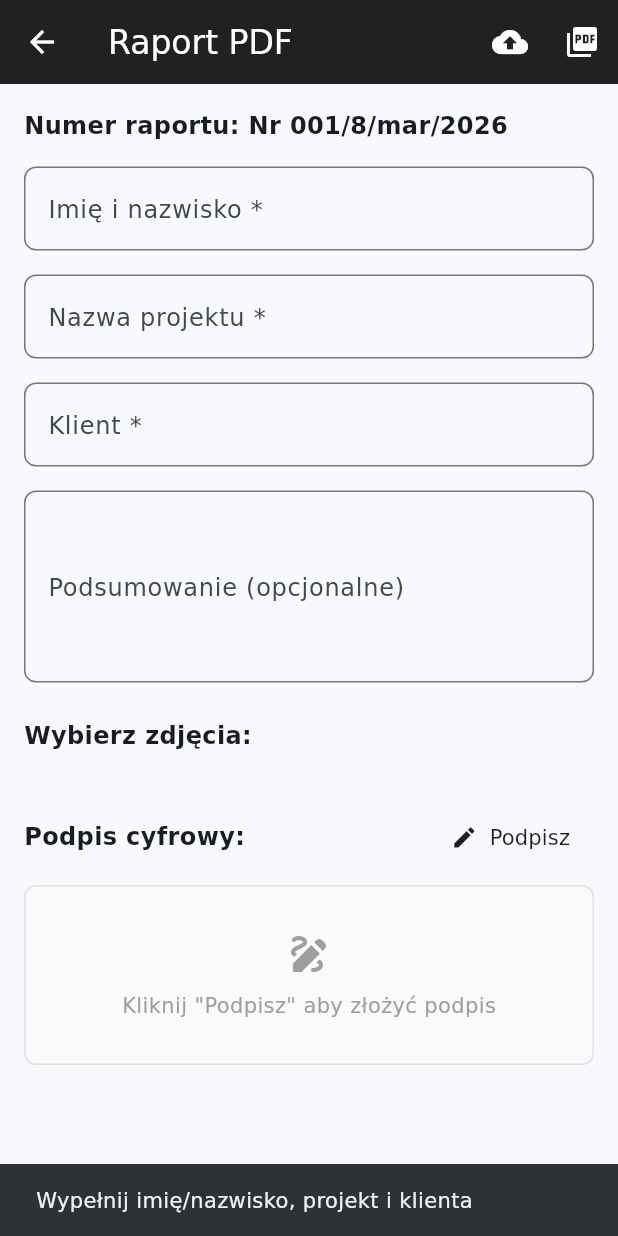
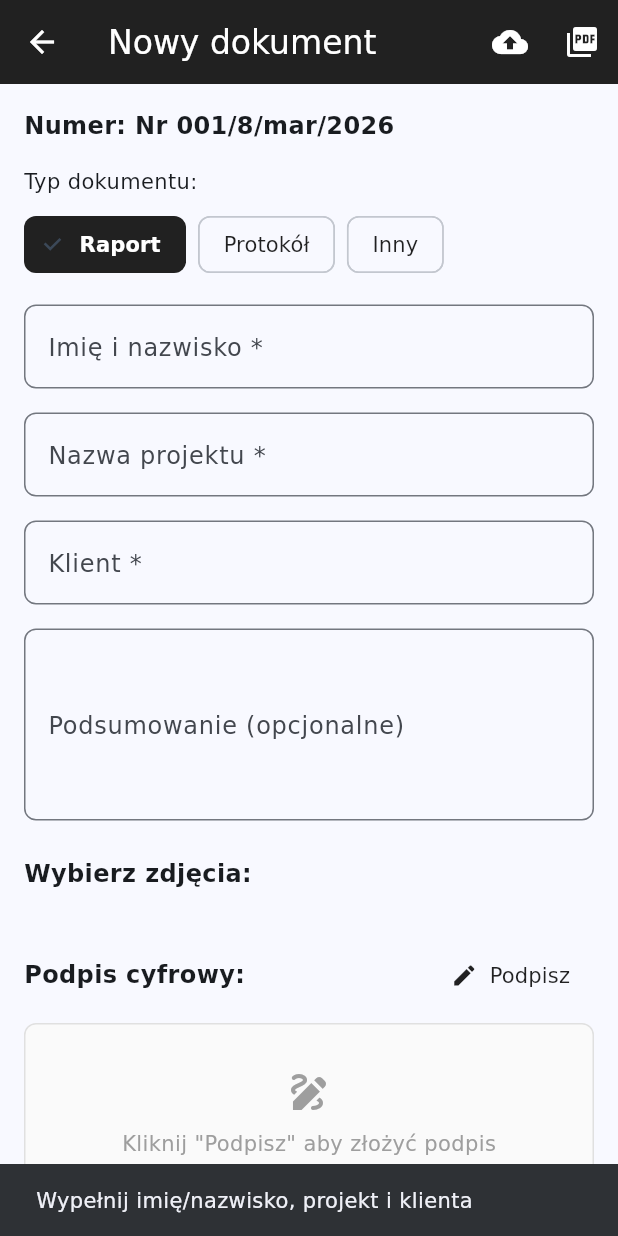
Before and after one commit to michalpolak71/picture-perfect, a Flutter app: the PdfReportScreen screen opened directly with empty values, after a tap on the "picture as pdf" icon, on a phone screen of 412 x 824 dp. Run offline on Flutter 3.47's test engine with Material 3 defaults, Android fonts, the phone set to English and light mode, and no system bars; our stand-ins replace camera, geolocator, google_maps_flutter, googleapis_auth, pdf, permission_handler and 1 more; missing offline and left inert: googleapis.

Commit message:
Feat: wybór typu dokumentu (Raport/Protokół/Inny)

```diff
--- a/lib/screens/pdf_report_screen.dart
+++ b/lib/screens/pdf_report_screen.dart
@@ -25,12 +25,16 @@ class _PdfReportScreenState extends State<PdfReportScreen> {
   final _projectController = TextEditingController();
   final _clientController = TextEditingController();
   final _summaryController = TextEditingController();
+  final _customDocTypeController = TextEditingController();
   final List<Offset> _signaturePoints = [];
   final Set<int> _selectedPhotos = {};
   int _reportNumber = 1;
   bool _isSigningMode = false;
   final GlobalKey _signatureKey = GlobalKey();
   final ScrollController _scrollController = ScrollController();
+
+  String _selectedDocType = 'Raport';
+  final List<String> _docTypes = ['Raport', 'Protokół', 'Inny'];
 
   @override
   void initState() {
@@ -39,6 +43,14 @@ class _PdfReportScreenState extends State<PdfReportScreen> {
     for (int i = 0; i < widget.photos.length; i++) {
       _selectedPhotos.add(i);
     }
+  }
+
+  String get _fullDocType {
+    if (_selectedDocType == 'Inny') {
+      final custom = _customDocTypeController.text.trim();
+      return custom.isEmpty ? 'Inny' : custom;
+    }
+    return _selectedDocType;
   }
 
   Future<void> _loadReportNumber() async {
@@ -70,7 +82,7 @@ class _PdfReportScreenState extends State<PdfReportScreen> {
     final now = DateTime.now();
     final months = [
       'sty', 'lut', 'mar', 'kwi', 'maj', 'cze',
-      'lip', 'sie', 'wrz', 'paź', 'lis', 'gru'
+      'lip', 'sie', 'wrz', 'paz', 'lis', 'gru'
     ];
     return 'Nr ${_reportNumber.toString().padLeft(3, '0')}/${now.day}/${months[now.month - 1]}/${now.year}';
   }
@@ -118,6 +130,7 @@ class _PdfReportScreenState extends State<PdfReportScreen> {
 
       final reportNum = _getReportNumber();
       final selectedPhotosList = _selectedPhotos.toList()..sort();
+      final docTitle = _fullDocType.toUpperCase();
 
       pdf.addPage(
         pw.Page(
@@ -128,7 +141,7 @@ class _PdfReportScreenState extends State<PdfReportScreen> {
               children: [
                 pw.Image(logo, width: 200),
                 pw.SizedBox(height: 40),
-                pw.Text('RAPORT Z DOKUMENTACJI',
+                pw.Text(docTitle,
                     style: pw.TextStyle(fontSize: 24, fontWeight: pw.FontWeight.bold)),
                 pw.SizedBox(height: 20),
                 pw.Divider(),
@@ -264,10 +277,10 @@ class _PdfReportScreenState extends State<PdfReportScreen> {
       final file = File(pdfPath);
       await file.writeAsBytes(await pdf.save());
 
-      // Zapisz metadane obok PDF
       final metaPath = pdfPath.replaceAll('.pdf', '.json');
       final meta = {
         'reportNumber': reportNum,
+        'docType': _fullDocType,
         'project': _projectController.text,
         'client': _clientController.text,
         'author': _nameController.text,
@@ -278,7 +291,7 @@ class _PdfReportScreenState extends State<PdfReportScreen> {
       await _saveReportNumber();
 
       if (mounted) {
-        Navigator.pop(context); // zamknij dialog ładowania
+        Navigator.pop(context);
       }
     } catch (e) {
       if (mounted) {
@@ -341,6 +354,7 @@ class _PdfReportScreenState extends State<PdfReportScreen> {
       await sheetsService.addReportRow(
         date: DateTime.now(),
         reportNumber: _getReportNumber(),
+        docType: _fullDocType,
         projectName: _projectController.text,
         clientName: _clientController.text,
         createdBy: _nameController.text,
@@ -455,6 +469,7 @@ class _PdfReportScreenState extends State<PdfReportScreen> {
     _projectController.dispose();
     _clientController.dispose();
     _summaryController.dispose();
+    _customDocTypeController.dispose();
     _scrollController.dispose();
     super.dispose();
   }
@@ -463,7 +478,7 @@ class _PdfReportScreenState extends State<PdfReportScreen> {
   Widget build(BuildContext context) {
     return Scaffold(
       appBar: AppBar(
-        title: const Text('Raport PDF'),
+        title: const Text('Nowy dokument'),
         backgroundColor: Colors.grey[900],
         foregroundColor: Colors.white,
         elevation: 0,
@@ -489,8 +504,46 @@ class _PdfReportScreenState extends State<PdfReportScreen> {
         child: Column(
           crossAxisAlignment: CrossAxisAlignment.start,
           children: [
-            Text('Numer raportu: ${_getReportNumber()}',
+            Text('Numer: ${_getReportNumber()}',
                 style: const TextStyle(fontSize: 16, fontWeight: FontWeight.bold)),
+            const SizedBox(height: 16),
+
+            // Typ dokumentu
+            const Text('Typ dokumentu:',
+                style: TextStyle(fontSize: 14, fontWeight: FontWeight.w500)),
+            const SizedBox(height: 8),
+            Wrap(
+              spacing: 8,
+              children: _docTypes.map((type) {
+                final selected = _selectedDocType == type;
+                return ChoiceChip(
+                  label: Text(type),
+                  selected: selected,
+                  selectedColor: Colors.grey[900],
+                  labelStyle: TextStyle(
+                    color: selected ? Colors.white : Colors.black87,
+                    fontWeight: selected ? FontWeight.bold : FontWeight.normal,
+                  ),
+                  onSelected: (_) => setState(() => _selectedDocType = type),
+                );
+              }).toList(),
+            ),
+            if (_selectedDocType == 'Inny') ...[
+              const SizedBox(height: 8),
+              TextField(
+                controller: _customDocTypeController,
+                decoration: InputDecoration(
+                  labelText: 'Nazwa własna dokumentu',
+                  hintText: 'np. Raport z wizji lokalnej',
+                  border: OutlineInputBorder(borderRadius: BorderRadius.circular(8)),
+                  focusedBorder: OutlineInputBorder(
+                    borderRadius: BorderRadius.circular(8),
+                    borderSide: const BorderSide(color: Colors.black87, width: 2),
+                  ),
+                ),
+                onChanged: (_) => setState(() {}),
+              ),
+            ],
             const SizedBox(height: 16),
 
             TextField(
--- a/lib/services/google_sheets_service.dart
+++ b/lib/services/google_sheets_service.dart
@@ -20,6 +20,7 @@ class GoogleSheetsService {
   Future<void> addReportRow({
     required DateTime date,
     required String reportNumber,
+    required String docType,
     required String projectName,
     required String clientName,
     required String createdBy,
@@ -31,10 +32,11 @@ class GoogleSheetsService {
     final dateStr =
         '${date.day.toString().padLeft(2, '0')}.${date.month.toString().padLeft(2, '0')}.${date.year}';
 
-    // Kolumny: DATA | NR RAPORTU | PROJEKT | KLIENT | SPORZĄDZIŁ | LICZBA ZDJĘĆ | LINK PDF | UWAGI
+    // Kolumny: DATA | NR RAPORTU | TYP | PROJEKT | KLIENT | SPORZĄDZIŁ | LICZBA ZDJĘĆ | LINK PDF | UWAGI
     final row = [
       dateStr,
       reportNumber,
+      docType,
       projectName,
       clientName,
       createdBy,
@@ -47,7 +49,7 @@ class GoogleSheetsService {
     await _sheetsApi!.spreadsheets.values.append(
       valueRange,
       spreadsheetId,
-      '$sheetName!A:H',
+      '$sheetName!A:I',
       valueInputOption: 'RAW',
     );
   }
```
